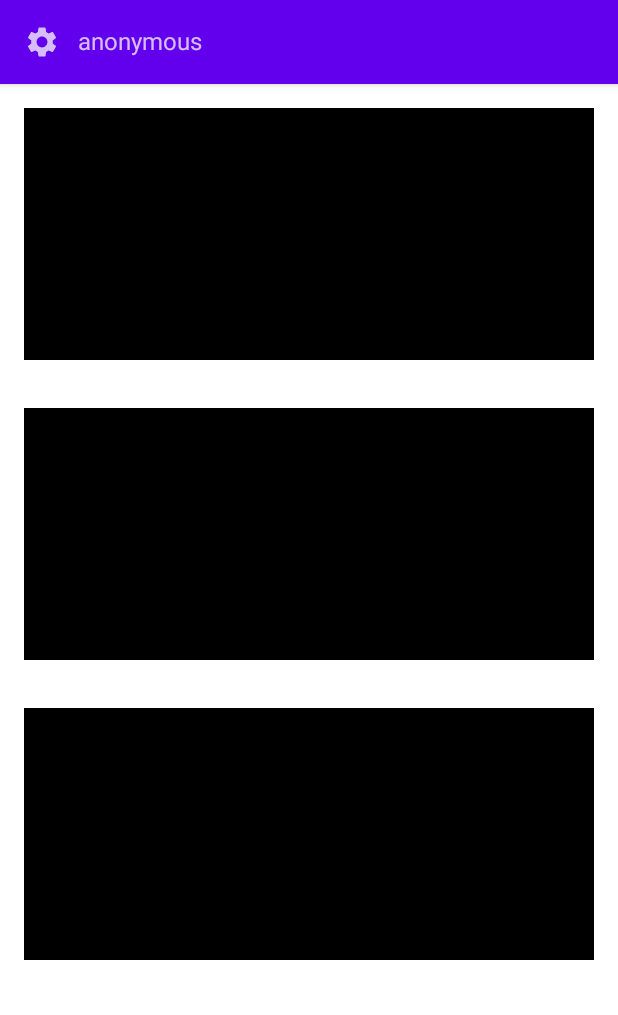
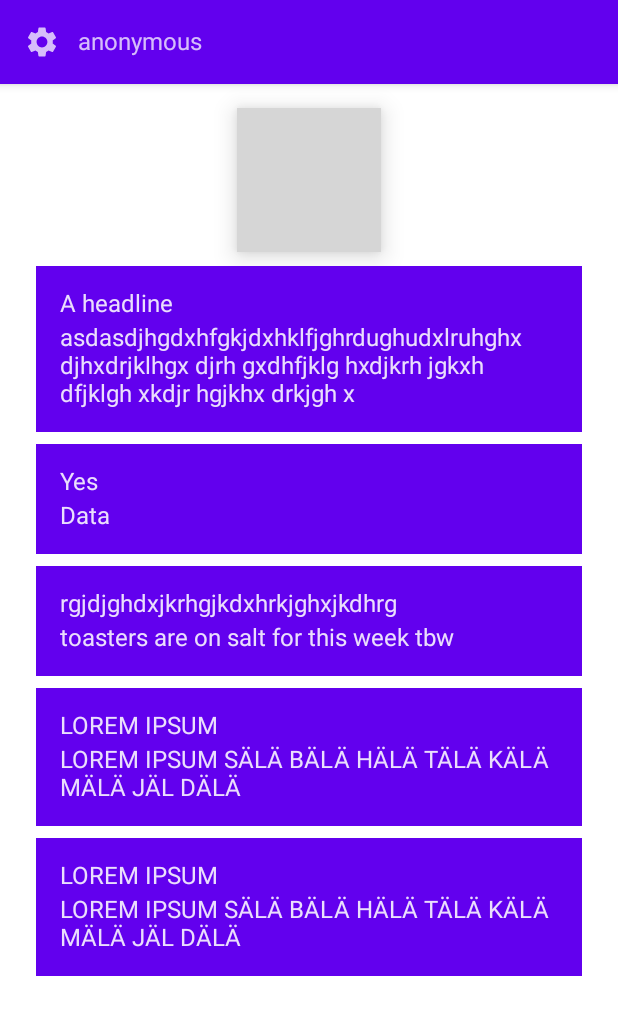
Before and after one commit to teemueer/CustomerFeedbackApp, an Android app built with Jetpack Compose: the screen it shows after launch (MainActivity), on a phone screen of 412 x 824 dp. Shown: the top 1015 px of the screen. Run offline under Robolectric (Android 15) with nearby library versions, the phone set to English and light mode, and no system bars; our stand-ins replace Firebase (no records; nobody signed in at launch, a user with empty details on screens opened directly), livedata-compose; grey boxes are pictures that could not be loaded.

Commit message:
Fixed Scaffold. WIP: learning to build UI stuff Learning to build a good UI Added header image + space for "news"

```diff
--- a/app/src/main/java/com/example/customerfeedbackapp/screens/home/HomeScreen.kt
+++ b/app/src/main/java/com/example/customerfeedbackapp/screens/home/HomeScreen.kt
@@ -3,8 +3,10 @@ package com.example.customerfeedbackapp.screens.home
 import android.Manifest
 import androidx.activity.compose.rememberLauncherForActivityResult
 import androidx.activity.result.contract.ActivityResultContracts
-import androidx.compose.foundation.background
+import androidx.compose.foundation.Image
 import androidx.compose.foundation.layout.*
+import androidx.compose.foundation.lazy.LazyColumn
+import androidx.compose.foundation.lazy.items
 import androidx.compose.material.*
 import androidx.compose.material.icons.Icons
 import androidx.compose.material.icons.filled.Add
@@ -16,12 +18,17 @@ import androidx.compose.ui.Alignment
 import androidx.compose.ui.Modifier
 import androidx.compose.ui.graphics.Color
 import androidx.compose.ui.platform.LocalConfiguration
+import androidx.compose.ui.res.painterResource
+import androidx.compose.ui.tooling.preview.Preview
 import androidx.compose.ui.unit.dp
 import androidx.compose.ui.unit.max
 import androidx.navigation.NavController
+import com.example.customerfeedbackapp.CustomerFeedbackApp
 import com.example.customerfeedbackapp.MainViewModel
+import com.example.customerfeedbackapp.R
 import com.example.customerfeedbackapp.models.User
 import com.example.customerfeedbackapp.permissions.PermissionViewModel
+import com.example.customerfeedbackapp.ui.theme.CustomerFeedbackAppTheme
 
 @Composable
 fun HomeScreen(
@@ -67,60 +74,147 @@ fun HomeScreen(
             verticalArrangement = Arrangement.Top
         )
         {
-            /*
-            Testing out permissions button.
-            Button(onClick = {
-                locationPermissionLauncher.launch(
-                    Manifest.permission.ACCESS_FINE_LOCATION
-                )
-            }) {
-                Text(text = "This is a test")
-            }
-             */
-            MapView()
-            StoreInformation()
-            StoreNews()
-
+            HomeView()
         }
     }
 }
 
 @Composable
-fun MapView() {
-    val configuration = LocalConfiguration.current
-    val screenHeight = configuration.screenHeightDp
-    val screenWidth = configuration.screenWidthDp
+fun HomeView(modifier: Modifier = Modifier) {
+    Surface(modifier) {
+        Column(modifier = modifier.padding(16.dp)) {
+            StoreHeader()
+            StoreNewsFeed()
+        }
+    }
+}
+/*
+@Preview(showBackground = true, widthDp = 320)
+@Composable
+fun HomeViewPreview() {
+    CustomerFeedbackAppTheme {
+        HomeView(Modifier.fillMaxSize())
+    }
+}
 
-    Column(modifier = Modifier
-        .fillMaxWidth()
-        .height(200.dp)
-        .padding(16.dp)
-        .background(Color.Black),
+ */
 
+
+/*
+All Composable elements used with the Store header.
+The idea of the header is to have the name of the store
+with their logo or chosen image. Since the app could be used by multiple companies
+ */
+@Composable
+fun StoreHeader(
+    images: List<Int> = listOf(R.drawable.grocery_store_1, R.drawable.grocery_store_2)
+) {
+    Column(
+        modifier = Modifier.fillMaxWidth(), horizontalAlignment = Alignment.CenterHorizontally,
     ) {
+        Card(
+            modifier = Modifier,
+            elevation = 10.dp,
+        ) {
+            Image(
+                painter = painterResource(id = images[1]),
+                contentDescription = "An image of a grocery store"
+            )
+        }
+    }
+}
+
+@Preview(showBackground = true, widthDp = 320)
+@Composable
+fun StoreHeaderPreview() {
+    CustomerFeedbackAppTheme {
+        Column {
+            StoreHeader()
+        }
+    }
+}
+
+
+/*
+All Composable elements used for store information
+ */
+@Composable
+fun StoreInformation() {
+    Column(
+        modifier = Modifier.padding(vertical = 15.dp)
+    ) {
+        Card(
+            modifier = Modifier,
+            elevation = 10.dp,
+        ) {
+            Text(text = "Open Hours")
+        }
+
+    }
+}
+
+@Preview(showBackground = true, widthDp = 320)
+@Composable
+fun StoreInformationPreview() {
+    CustomerFeedbackAppTheme {
+        Column {
+            StoreInformation()
+        }
+    }
+}
+
+
+
+/*
+All Composable elements used for store news
+ */
+data class NewsArticle(
+    val headline:String,
+    val body: String
+)
+
+@Composable
+fun StoreNews(headline:String, body:String) {
+    Surface(
+        color = MaterialTheme.colors.primary,
+        modifier = Modifier.padding(vertical = 4.dp, horizontal = 8.dp)
+    ) {
+        Column(modifier = Modifier
+            .padding(16.dp)
+            .fillMaxWidth()) {
+            Text(text = headline)
+            Spacer(modifier = Modifier.height(4.dp))
+            Text(text = body)
+        }
     }
 }
 
 @Composable
-fun StoreInformation() {
-    Column(modifier = Modifier
-        .fillMaxWidth()
-        .height(200.dp)
-        .padding(16.dp)
-        .background(Color.Black),
-
-        ) {
+fun StoreNewsFeed(
+    modifier: Modifier = Modifier,
+    articles: List<NewsArticle> = listOf(
+        NewsArticle("A headline","asdasdjhgdxhfgkjdxhklfjghrdughudxlruhghx djhxdrjklhgx djrh gxdhfjklg hxdjkrh jgkxh dfjklgh xkdjr hgjkhx drkjgh x"),
+        NewsArticle("Yes","Data"),
+        NewsArticle("rgjdjghdxjkrhgjkdxhrkjghxjkdhrg","toasters are on salt for this week tbw"),
+        NewsArticle("LOREM IPSUM","LOREM IPSUM SÄLÄ BÄLÄ HÄLÄ TÄLÄ KÄLÄ MÄLÄ JÄL DÄLÄ "),
+        NewsArticle("LOREM IPSUM","LOREM IPSUM SÄLÄ BÄLÄ HÄLÄ TÄLÄ KÄLÄ MÄLÄ JÄL DÄLÄ "),
+        ),
+){
+    LazyColumn(modifier = modifier.padding(vertical = 5.dp)){
+        items(items = articles){
+            article ->
+            StoreNews(headline = article.headline, body =article.body )
+        }
     }
 }
 
+
+@Preview(showBackground = true, widthDp = 320)
 @Composable
-fun StoreNews() {
-    Column(modifier = Modifier
-        .fillMaxWidth()
-        .height(200.dp)
-        .padding(16.dp)
-        .background(Color.Black),
-
-        ) {
+fun StoreNewsPreview() {
+    CustomerFeedbackAppTheme {
+        Column {
+            StoreNewsFeed()
+        }
     }
 }
```
Also changed, not shown: 2 other files.
